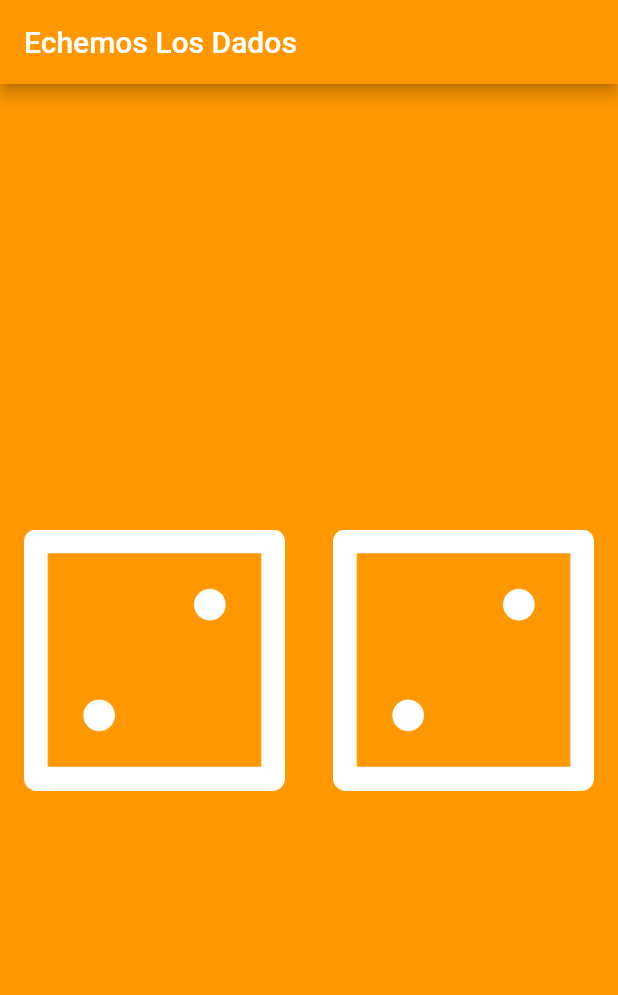
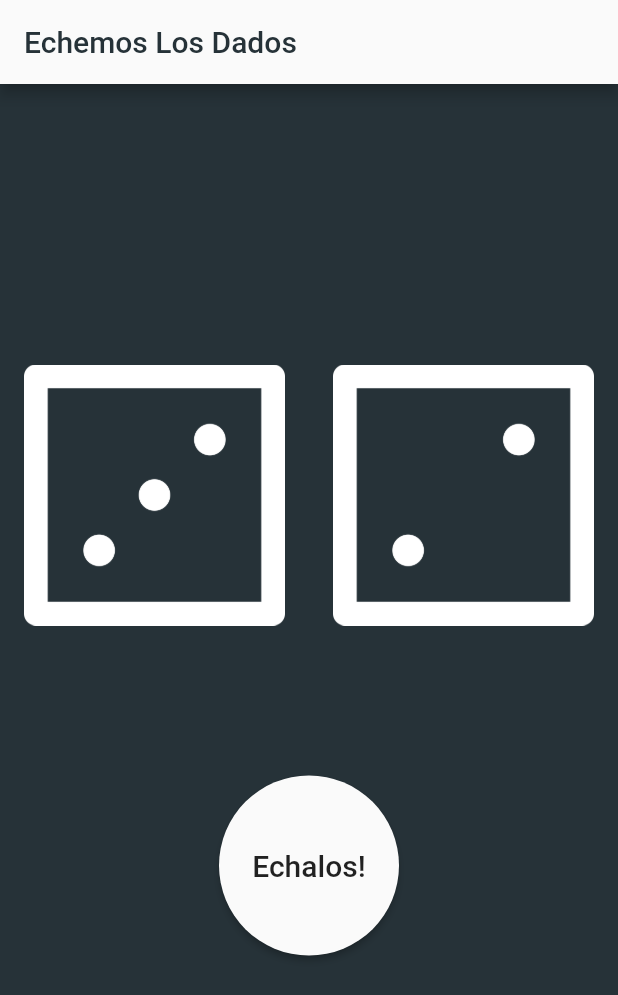
Before and after one commit to sagodi97/echemos_los_dados, a Flutter app: the screen it shows after launch, on a phone screen of 412 x 824 dp. Shown: the top 995 px of the screen. Run offline on Flutter 3.47's test engine with Material 2 defaults, Android fonts, the phone set to English and light mode, and no system bars.

```diff
--- a/lib/main.dart
+++ b/lib/main.dart
@@ -1,39 +1,80 @@
 import 'package:flutter/material.dart';
+import 'dart:math';
 
 void main() {
   return runApp(MaterialApp(
     home: Scaffold(
-      backgroundColor: Colors.orange,
+      backgroundColor: Colors.blueGrey[900],
       appBar: AppBar(
-        title: Text('Echemos Los Dados'),
-        backgroundColor: Colors.orange,
+        title: Text(
+          'Echemos Los Dados',
+          style: TextStyle(color: Colors.blueGrey[900]),
+        ),
+        backgroundColor: Colors.grey[50],
       ),
       body: RollTheDicePage(),
     ),
   ));
 }
 
-class RollTheDicePage extends StatelessWidget {
+class RollTheDicePage extends StatefulWidget {
+  @override
+  _RollTheDicePageState createState() => _RollTheDicePageState();
+}
+
+class _RollTheDicePageState extends State<RollTheDicePage> {
+  int daditoR = 2;
+  int daditoL = 3;
+  randomea() {
+    setState(() {
+      daditoL = Random().nextInt(6) + 1;
+      daditoR = Random().nextInt(6) + 1;
+    });
+  }
+
   @override
   Widget build(BuildContext context) {
-    var dadito = 2;
     return Center(
-      child: Row(
+      child: Column(
+        mainAxisAlignment: MainAxisAlignment.center,
+        children: <Widget>[
+          Row(
             children: <Widget>[
               Expanded(
                 child: FlatButton(
                   onPressed: () {
-                dadito = 3;
+                    randomea();
                   },
-              child: Image.asset('images/dice$dadito.png'),
+                  child: Image.asset('images/dice$daditoL.png'),
                 ),
               ),
               Expanded(
                 child: FlatButton(
                   onPressed: () {
-                //TODO
+                    randomea();
                   },
-              child: Image.asset('images/dice$dadito.png'),
+                  child: Image.asset('images/dice$daditoR.png'),
+                ),
+              ),
+            ],
+          ),
+          SizedBox(
+            height: 100,
+          ),
+          ButtonTheme(
+            minWidth: 120,
+            height: 120,
+            child: RaisedButton(
+              onPressed: () {
+                randomea();
+              },
+              shape: CircleBorder(),
+              color: Colors.grey[50],
+              textTheme: ButtonTextTheme.normal,
+              child: Text(
+                "Echalos!",
+                style: TextStyle(fontSize: 20),
+              ),
             ),
           ),
         ],
```
Also changed, not shown: 5 other files. Lines whose indentation alone changed are shown as unchanged.
